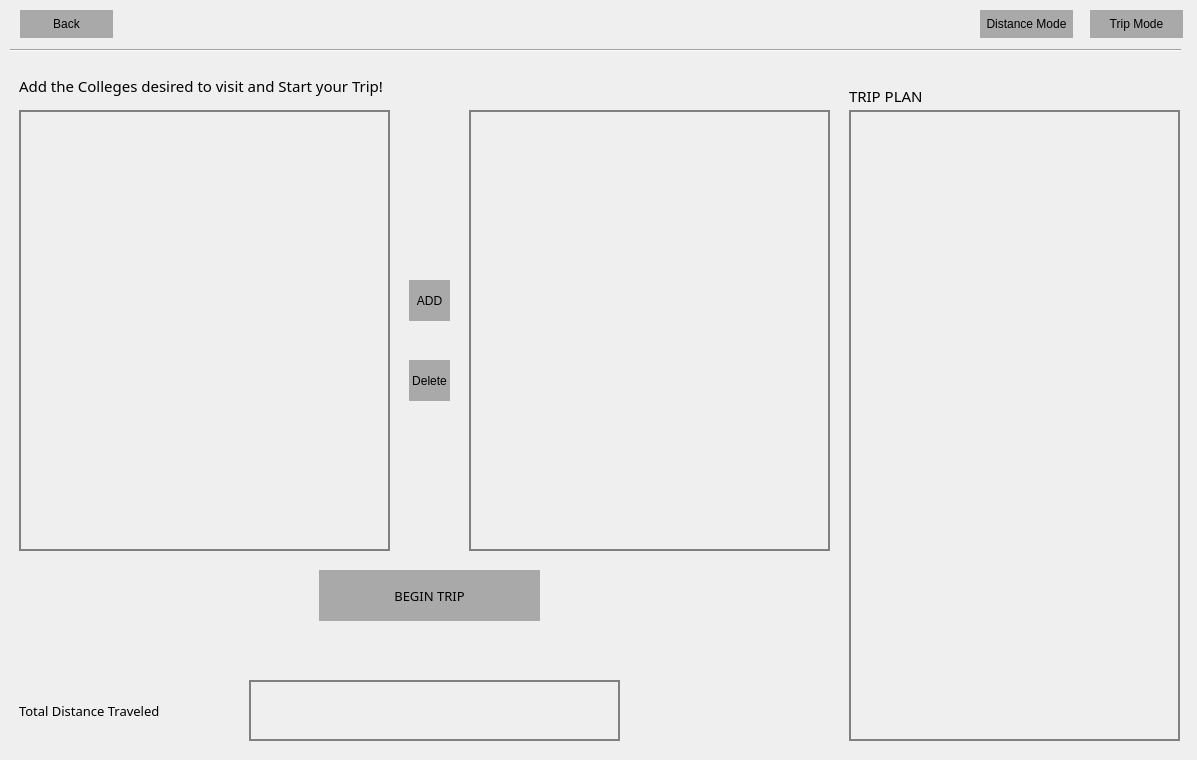
Old version of the form src/tourcampuses.ui in the repository brianclinkenbeard/collegetour.
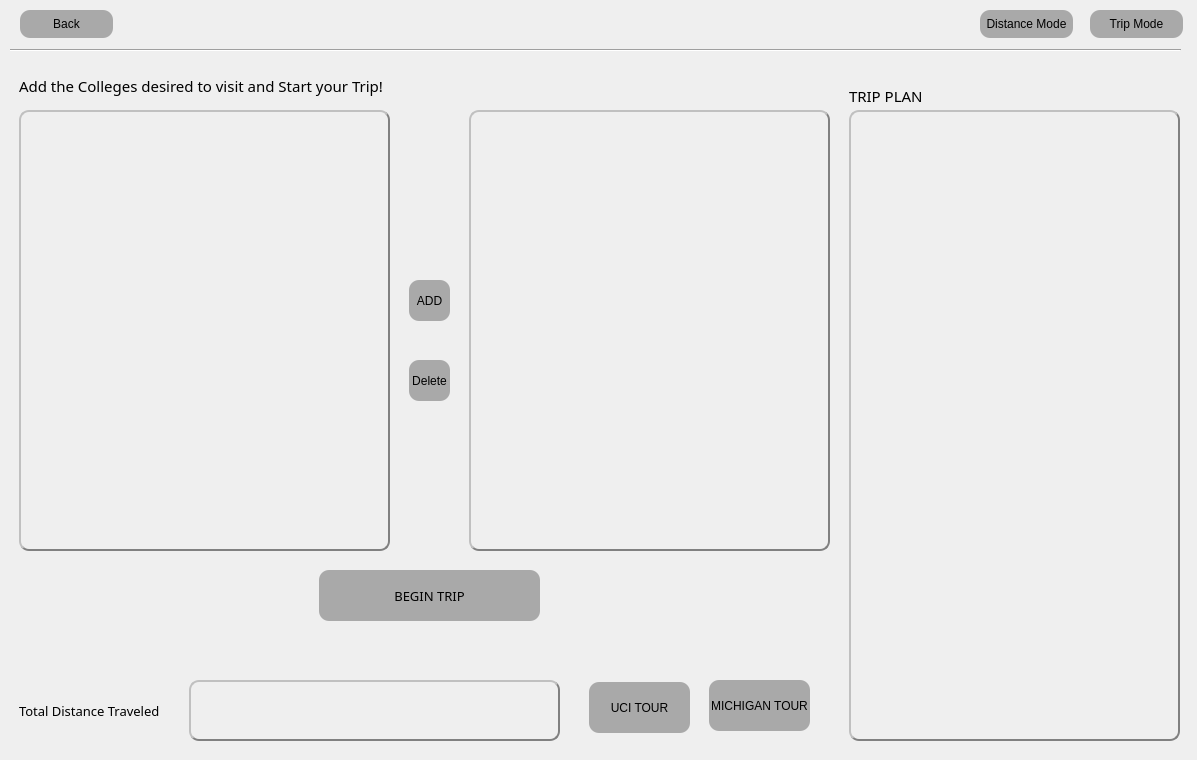
New version of the form. The open tabs and pages were chosen to show the change. Icons and pictures are not drawn.

Commit message: added the uci tour

Diff of the .ui file:
```diff
--- a/src/tourcampuses.ui
+++ b/src/tourcampuses.ui
@@ -26,6 +26,8 @@
 	background-color: darkgray;
 	color: black;
 	border-radius: 100%;
+	border-style: groove;
+	border-radius: 10px;
 }
 
 QPushButton:hover {
@@ -39,6 +41,8 @@
 	color: black;
 	font-weight: bold;
 	border: 2px solid gray;
+	border-style: outset;
+	border-radius: 10px;
 }
 
 QLabel {
@@ -376,7 +380,7 @@
     <widget class="QTableWidget" name="distance_table_2">
      <property name="geometry">
       <rect>
-       <x>250</x>
+       <x>190</x>
        <y>620</y>
        <width>371</width>
        <height>61</height>
@@ -394,6 +398,65 @@
      </property>
      <property name="text">
       <string>Delete</string>
+     </property>
+    </widget>
+    <widget class="QPushButton" name="pushButton_UCI">
+     <property name="geometry">
+      <rect>
+       <x>590</x>
+       <y>622</y>
+       <width>101</width>
+       <height>51</height>
+      </rect>
+     </property>
+     <property name="styleSheet">
+      <string notr="true">QPushButton:hover {
+	border-style: outset;
+	border-radius: 20px;
+	background-color: darkblue;
+	color: white;
+}</string>
+     </property>
+     <property name="text">
+      <string>UCI TOUR</string>
+     </property>
+    </widget>
+    <widget class="QPushButton" name="pushButton_MICHIGAN">
+     <property name="geometry">
+      <rect>
+       <x>710</x>
+       <y>620</y>
+       <width>101</width>
+       <height>51</height>
+      </rect>
+     </property>
+     <property name="styleSheet">
+      <string notr="true">QPushButton:hover {
+	border-style: outset;
+	border-radius: 20px;
+	background-color: darkblue;
+	color: white;
+}</string>
+     </property>
+     <property name="text">
+      <string>MICHIGAN TOUR</string>
+     </property>
+    </widget>
+   </widget>
+   <widget class="QWidget" name="page_3">
+    <widget class="QTableWidget" name="trip_table_uci">
+     <property name="geometry">
+      <rect>
+       <x>80</x>
+       <y>10</y>
+       <width>1011</width>
+       <height>541</height>
+      </rect>
+     </property>
+     <property name="styleSheet">
+      <string notr="true">tableWidget_3 {
+	font-color: white;
+}</string>
      </property>
     </widget>
    </widget>
```
Left out of the diff: 2 changed lines with no effect on the pictures. The commit also changes 2 other files.
